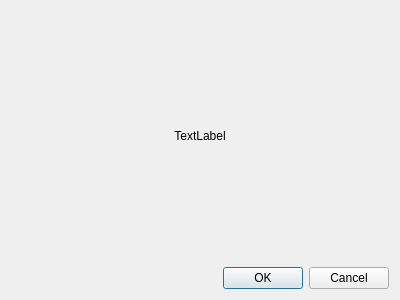
Before: the Qt Designer form dialog.ui in NickBayard/MLH, drawn with Qt 5.
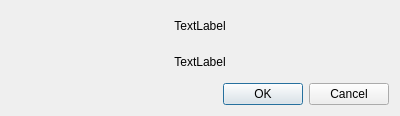
After: the same form once the commit is applied.

Commit message: [master] Added new window to display (and remove) queued appointments.  Doesn't currently populate list and doesn't display.

```diff
--- a/dialog.ui
+++ b/dialog.ui
@@ -7,7 +7,7 @@
     <x>0</x>
     <y>0</y>
     <width>400</width>
-    <height>300</height>
+    <height>116</height>
    </rect>
   </property>
   <property name="windowTitle">
@@ -18,7 +18,15 @@
   </property>
   <layout class="QVBoxLayout" name="verticalLayout">
    <item>
+    <layout class="QVBoxLayout" name="verticalLayout_2">
+     <item>
     <widget class="QLabel" name="appointmentLabel">
+       <property name="sizePolicy">
+        <sizepolicy hsizetype="Preferred" vsizetype="Minimum">
+         <horstretch>0</horstretch>
+         <verstretch>0</verstretch>
+        </sizepolicy>
+       </property>
      <property name="layoutDirection">
       <enum>Qt::LeftToRight</enum>
      </property>
@@ -29,6 +37,24 @@
       <set>Qt::AlignCenter</set>
      </property>
     </widget>
+     </item>
+     <item>
+      <widget class="QLabel" name="appointmentLabel2">
+       <property name="sizePolicy">
+        <sizepolicy hsizetype="Preferred" vsizetype="Minimum">
+         <horstretch>0</horstretch>
+         <verstretch>0</verstretch>
+        </sizepolicy>
+       </property>
+       <property name="text">
+        <string>TextLabel</string>
+       </property>
+       <property name="alignment">
+        <set>Qt::AlignCenter</set>
+       </property>
+      </widget>
+     </item>
+    </layout>
    </item>
    <item>
     <widget class="QDialogButtonBox" name="buttonBox">
```
Lines whose indentation alone changed are shown as unchanged. The commit also changes 4 other files.
